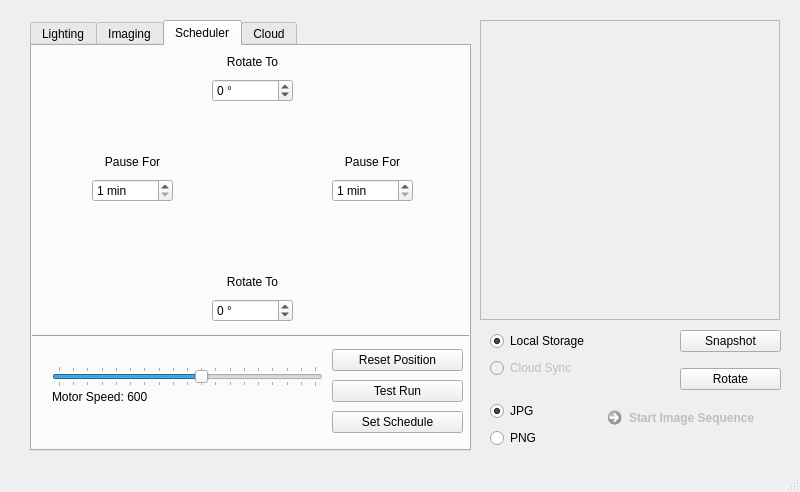
This is _ui/FlashLapse_CP.ui in CoSE-Jerry/Flashlapse_NEO as Qt 5 draws it before an edit. The edited form follows.
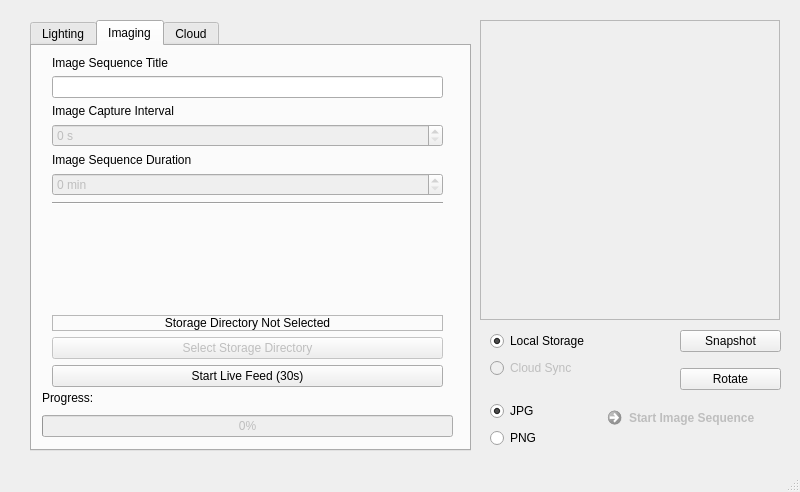
This is the edited form. The open tabs and pages were chosen to show the change. Icons and pictures are not drawn.

Diff of the .ui file:
```diff
--- a/_ui/FlashLapse_CP.ui
+++ b/_ui/FlashLapse_CP.ui
@@ -43,7 +43,7 @@
      <string/>
     </property>
     <property name="pixmap">
-     <pixmap>../_image/background2.jpg</pixmap>
+     <pixmap>../_image/Background.png</pixmap>
     </property>
     <property name="scaledContents">
      <bool>true</bool>
@@ -94,7 +94,7 @@
      <enum>QTabWidget::Rounded</enum>
     </property>
     <property name="currentIndex">
-     <number>0</number>
+     <number>1</number>
     </property>
     <widget class="QWidget" name="Lighting">
      <attribute name="title">
@@ -351,8 +351,8 @@
            <string>&lt;!DOCTYPE HTML PUBLIC &quot;-//W3C//DTD HTML 4.0//EN&quot; &quot;http://www.w3.org/TR/REC-html40/strict.dtd&quot;&gt;
 &lt;html&gt;&lt;head&gt;&lt;meta name=&quot;qrichtext&quot; content=&quot;1&quot; /&gt;&lt;style type=&quot;text/css&quot;&gt;
 p, li { white-space: pre-wrap; }
-&lt;/style&gt;&lt;/head&gt;&lt;body style=&quot; font-family:'MS Shell Dlg 2'; font-size:8.1pt; font-weight:400; font-style:normal;&quot;&gt;
-&lt;p style=&quot; margin-top:0px; margin-bottom:0px; margin-left:0px; margin-right:0px; -qt-block-indent:0; text-indent:0px;&quot;&gt;&lt;span style=&quot; font-size:8.25pt;&quot;&gt;12 hours full spectrum light from above, 90 degree rotation &amp;amp; all lights become a certain color.&lt;/span&gt;&lt;/p&gt;&lt;/body&gt;&lt;/html&gt;</string>
+&lt;/style&gt;&lt;/head&gt;&lt;body style=&quot; font-family:'MS Shell Dlg 2'; font-size:8.25pt; font-weight:400; font-style:normal;&quot;&gt;
+&lt;p style=&quot; margin-top:0px; margin-bottom:0px; margin-left:0px; margin-right:0px; -qt-block-indent:0; text-indent:0px;&quot;&gt;12 hours full spectrum light from above, 90 degree rotation &amp;amp; all lights become a certain color.&lt;/p&gt;&lt;/body&gt;&lt;/html&gt;</string>
           </property>
          </widget>
          <widget class="QPushButton" name="Gravi_Confirm">
@@ -440,8 +440,8 @@
            <string>&lt;!DOCTYPE HTML PUBLIC &quot;-//W3C//DTD HTML 4.0//EN&quot; &quot;http://www.w3.org/TR/REC-html40/strict.dtd&quot;&gt;
 &lt;html&gt;&lt;head&gt;&lt;meta name=&quot;qrichtext&quot; content=&quot;1&quot; /&gt;&lt;style type=&quot;text/css&quot;&gt;
 p, li { white-space: pre-wrap; }
-&lt;/style&gt;&lt;/head&gt;&lt;body style=&quot; font-family:'MS Shell Dlg 2'; font-size:8.1pt; font-weight:400; font-style:normal;&quot;&gt;
-&lt;p style=&quot; margin-top:0px; margin-bottom:0px; margin-left:0px; margin-right:0px; -qt-block-indent:0; text-indent:0px;&quot;&gt;&lt;span style=&quot; font-size:8.25pt;&quot;&gt;7 days of a certain colored light from all sides.&lt;/span&gt;&lt;/p&gt;&lt;/body&gt;&lt;/html&gt;</string>
+&lt;/style&gt;&lt;/head&gt;&lt;body style=&quot; font-family:'MS Shell Dlg 2'; font-size:8.25pt; font-weight:400; font-style:normal;&quot;&gt;
+&lt;p style=&quot; margin-top:0px; margin-bottom:0px; margin-left:0px; margin-right:0px; -qt-block-indent:0; text-indent:0px;&quot;&gt;7 days of a certain colored light from all sides.&lt;/p&gt;&lt;/body&gt;&lt;/html&gt;</string>
           </property>
          </widget>
          <widget class="QPushButton" name="Germi_Confirm">
@@ -529,8 +529,8 @@
            <string>&lt;!DOCTYPE HTML PUBLIC &quot;-//W3C//DTD HTML 4.0//EN&quot; &quot;http://www.w3.org/TR/REC-html40/strict.dtd&quot;&gt;
 &lt;html&gt;&lt;head&gt;&lt;meta name=&quot;qrichtext&quot; content=&quot;1&quot; /&gt;&lt;style type=&quot;text/css&quot;&gt;
 p, li { white-space: pre-wrap; }
-&lt;/style&gt;&lt;/head&gt;&lt;body style=&quot; font-family:'MS Shell Dlg 2'; font-size:8.1pt; font-weight:400; font-style:normal;&quot;&gt;
-&lt;p style=&quot; margin-top:0px; margin-bottom:0px; margin-left:0px; margin-right:0px; -qt-block-indent:0; text-indent:0px;&quot;&gt;&lt;span style=&quot; font-size:8.25pt;&quot;&gt;24 hour of a certain colored light from above.&lt;/span&gt;&lt;/p&gt;&lt;/body&gt;&lt;/html&gt;</string>
+&lt;/style&gt;&lt;/head&gt;&lt;body style=&quot; font-family:'MS Shell Dlg 2'; font-size:8.25pt; font-weight:400; font-style:normal;&quot;&gt;
+&lt;p style=&quot; margin-top:0px; margin-bottom:0px; margin-left:0px; margin-right:0px; -qt-block-indent:0; text-indent:0px;&quot;&gt;24 hour of a certain colored light from above.&lt;/p&gt;&lt;/body&gt;&lt;/html&gt;</string>
           </property>
          </widget>
          <widget class="QPushButton" name="Barrier_Confirm">
@@ -752,16 +752,6 @@
            </property>
           </widget>
          </item>
-         <item>
-          <widget class="QPushButton" name="Timelapse">
-           <property name="enabled">
-            <bool>true</bool>
-           </property>
-           <property name="text">
-            <string>Timelapse Generation: ON</string>
-           </property>
-          </widget>
-         </item>
         </layout>
        </item>
        <item>
@@ -803,354 +793,6 @@
       </layout>
      </widget>
     </widget>
-    <widget class="QWidget" name="Scheduler">
-     <attribute name="title">
-      <string>Scheduler</string>
-     </attribute>
-     <widget class="QWidget" name="verticalLayoutWidget_6">
-      <property name="geometry">
-       <rect>
-        <x>180</x>
-        <y>5</y>
-        <width>81</width>
-        <height>51</height>
-       </rect>
-      </property>
-      <layout class="QVBoxLayout" name="verticalLayout_11">
-       <item>
-        <widget class="QLabel" name="Rotate1">
-         <property name="text">
-          <string>Rotate To</string>
-         </property>
-         <property name="alignment">
-          <set>Qt::AlignCenter</set>
-         </property>
-        </widget>
-       </item>
-       <item>
-        <widget class="QSpinBox" name="rotate_to_spinbox_1">
-         <property name="suffix">
-          <string> °</string>
-         </property>
-         <property name="minimum">
-          <number>-180</number>
-         </property>
-         <property name="maximum">
-          <number>180</number>
-         </property>
-        </widget>
-       </item>
-      </layout>
-     </widget>
-     <widget class="QWidget" name="verticalLayoutWidget_7">
-      <property name="geometry">
-       <rect>
-        <x>300</x>
-        <y>105</y>
-        <width>81</width>
-        <height>51</height>
-       </rect>
-      </property>
-      <layout class="QVBoxLayout" name="verticalLayout_14">
-       <item>
-        <widget class="QLabel" name="Wait1">
-         <property name="text">
-          <string>Pause For</string>
-         </property>
-         <property name="alignment">
-          <set>Qt::AlignCenter</set>
-         </property>
-        </widget>
-       </item>
-       <item>
-        <widget class="QSpinBox" name="wait_spinbox_1">
-         <property name="suffix">
-          <string> min</string>
-         </property>
-         <property name="minimum">
-          <number>1</number>
-         </property>
-         <property name="maximum">
-          <number>1440</number>
-         </property>
-        </widget>
-       </item>
-      </layout>
-     </widget>
-     <widget class="QLabel" name="R1">
-      <property name="geometry">
-       <rect>
-        <x>290</x>
-        <y>25</y>
-        <width>71</width>
-        <height>71</height>
-       </rect>
-      </property>
-      <property name="text">
-       <string/>
-      </property>
-      <property name="pixmap">
-       <pixmap>../_image/R1.png</pixmap>
-      </property>
-      <property name="scaledContents">
-       <bool>true</bool>
-      </property>
-     </widget>
-     <widget class="QWidget" name="verticalLayoutWidget_8">
-      <property name="geometry">
-       <rect>
-        <x>180</x>
-        <y>225</y>
-        <width>81</width>
-        <height>51</height>
-       </rect>
-      </property>
-      <layout class="QVBoxLayout" name="verticalLayout_15">
-       <item>
-        <widget class="QLabel" name="Rotate2">
-         <property name="text">
-          <string>Rotate To</string>
-         </property>
-         <property name="alignment">
-          <set>Qt::AlignCenter</set>
-         </property>
-        </widget>
-       </item>
-       <item>
-        <widget class="QSpinBox" name="rotate_to_spinbox_2">
-         <property name="suffix">
-          <string> °</string>
-         </property>
-         <property name="minimum">
-          <number>-180</number>
-         </property>
-         <property name="maximum">
-          <number>180</number>
-         </property>
-        </widget>
-       </item>
-      </layout>
-     </widget>
-     <widget class="QLabel" name="R2">
-      <property name="geometry">
-       <rect>
-        <x>290</x>
-        <y>165</y>
-        <width>71</width>
-        <height>71</height>
-       </rect>
-      </property>
-      <property name="text">
-       <string/>
-      </property>
-      <property name="pixmap">
-       <pixmap>../_image/R2.png</pixmap>
-      </property>
-      <property name="scaledContents">
-       <bool>true</bool>
-      </property>
-     </widget>
-     <widget class="QWidget" name="verticalLayoutWidget_9">
-      <property name="geometry">
-       <rect>
-        <x>60</x>
-        <y>105</y>
-        <width>81</width>
-        <height>51</height>
-       </rect>
-      </property>
-      <layout class="QVBoxLayout" name="verticalLayout_16">
-       <item>
-        <widget class="QLabel" name="Wait2">
-         <property name="text">
-          <string>Pause For</string>
-         </property>
-         <property name="alignment">
-          <set>Qt::AlignCenter</set>
-         </property>
-        </widget>
-       </item>
-       <item>
-        <widget class="QSpinBox" name="wait_spinbox_2">
-         <property name="suffix">
-          <string> min</string>
-         </property>
-         <property name="minimum">
-          <number>1</number>
-         </property>
-         <property name="maximum">
-          <number>1440</number>
-         </property>
-        </widget>
-       </item>
-      </layout>
-     </widget>
-     <widget class="QLabel" name="R2_2">
-      <property name="geometry">
-       <rect>
-        <x>80</x>
-        <y>165</y>
-        <width>71</width>
-        <height>71</height>
-       </rect>
-      </property>
-      <property name="text">
-       <string/>
-      </property>
-      <property name="pixmap">
-       <pixmap>../_image/L2.png</pixmap>
-      </property>
-      <property name="scaledContents">
-       <bool>true</bool>
-      </property>
-     </widget>
-     <widget class="QLabel" name="R2_3">
-      <property name="geometry">
-       <rect>
-        <x>80</x>
-        <y>25</y>
-        <width>71</width>
-        <height>71</height>
-       </rect>
-      </property>
-      <property name="text">
-       <string/>
-      </property>
-      <property name="pixmap">
-       <pixmap>../_image/L1.png</pixmap>
-      </property>
-      <property name="scaledContents">
-       <bool>true</bool>
-      </property>
-     </widget>
-     <widget class="QLabel" name="Color_Frame_2">
-      <property name="geometry">
-       <rect>
-        <x>145</x>
-        <y>60</y>
-        <width>150</width>
-        <height>150</height>
-       </rect>
-      </property>
-      <property name="text">
-       <string/>
-      </property>
-      <property name="pixmap">
-       <pixmap>../_image/Scheduler.png</pixmap>
-      </property>
-      <property name="scaledContents">
-       <bool>true</bool>
-      </property>
-     </widget>
-     <widget class="Line" name="line_2">
-      <property name="geometry">
-       <rect>
-        <x>-10</x>
-        <y>280</y>
-        <width>461</width>
-        <height>21</height>
-       </rect>
-      </property>
-      <property name="orientation">
-       <enum>Qt::Horizontal</enum>
-      </property>
-     </widget>
-     <widget class="QSlider" name="Speed_Select">
-      <property name="geometry">
-       <rect>
-        <x>20</x>
-        <y>320</y>
-        <width>271</width>
-        <height>21</height>
-       </rect>
-      </property>
-      <property name="cursor">
-       <cursorShape>OpenHandCursor</cursorShape>
-      </property>
-      <property name="minimum">
-       <number>100</number>
-      </property>
-      <property name="maximum">
-       <number>1000</number>
-      </property>
-      <property name="singleStep">
-       <number>20</number>
-      </property>
-      <property name="pageStep">
-       <number>30</number>
-      </property>
-      <property name="value">
-       <number>600</number>
-      </property>
-      <property name="sliderPosition">
-       <number>600</number>
-      </property>
-      <property name="orientation">
-       <enum>Qt::Horizontal</enum>
-      </property>
-      <property name="invertedControls">
-       <bool>true</bool>
-      </property>
-      <property name="tickPosition">
-       <enum>QSlider::TicksBothSides</enum>
-      </property>
-      <property name="tickInterval">
-       <number>50</number>
-      </property>
-     </widget>
-     <widget class="QWidget" name="verticalLayoutWidget_10">
-      <property name="geometry">
-       <rect>
-        <x>300</x>
-        <y>300</y>
-        <width>131</width>
-        <height>91</height>
-       </rect>
-      </property>
-      <layout class="QVBoxLayout" name="verticalLayout_17">
-       <item>
-        <widget class="QPushButton" name="Reset_Position">
-         <property name="text">
-          <string>Reset Position</string>
-         </property>
-        </widget>
-       </item>
-       <item>
-        <widget class="QPushButton" name="Test_Run">
-         <property name="text">
-          <string>Test Run</string>
-         </property>
-         <property name="checkable">
-          <bool>false</bool>
-         </property>
-         <property name="checked">
-          <bool>false</bool>
-         </property>
-        </widget>
-       </item>
-       <item>
-        <widget class="QPushButton" name="Start_Scheduler">
-         <property name="text">
-          <string>Set Schedule</string>
-         </property>
-        </widget>
-       </item>
-      </layout>
-     </widget>
-     <widget class="QLabel" name="Motor_Speed">
-      <property name="geometry">
-       <rect>
-        <x>20</x>
-        <y>340</y>
-        <width>139</width>
-        <height>21</height>
-       </rect>
-      </property>
-      <property name="text">
-       <string>Motor Speed: 600</string>
-      </property>
-     </widget>
-    </widget>
     <widget class="QWidget" name="Cloud">
      <attribute name="title">
       <string>Cloud</string>
@@ -1487,7 +1129,7 @@
      <x>0</x>
      <y>0</y>
      <width>800</width>
-     <height>19</height>
+     <height>21</height>
     </rect>
    </property>
   </widget>
```
